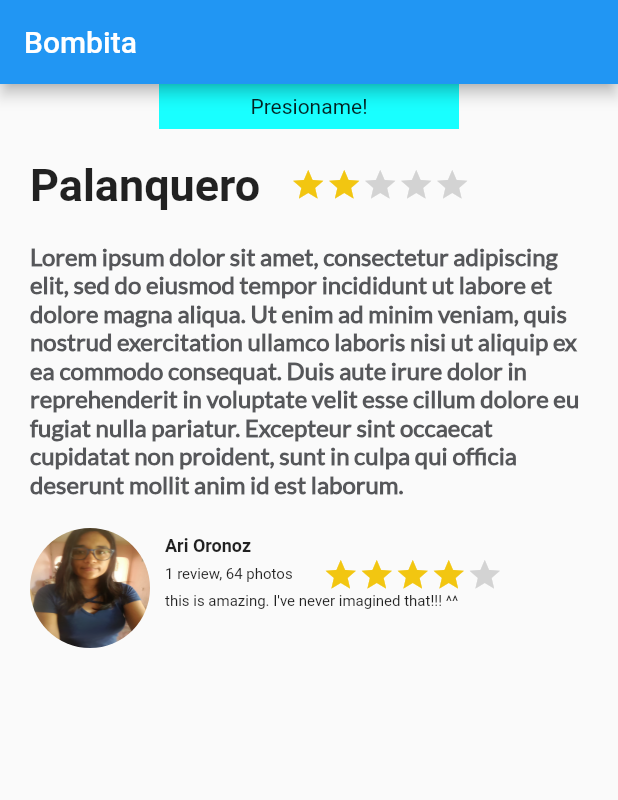
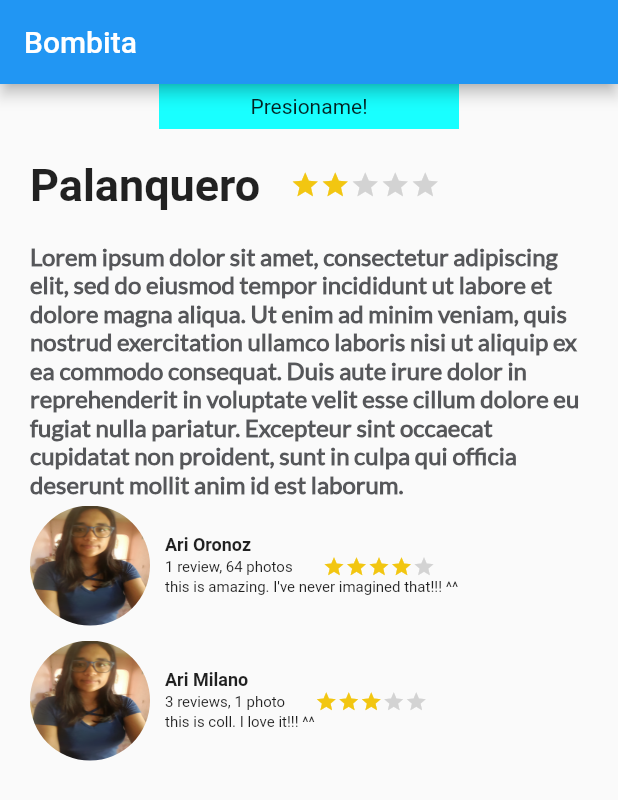
Before and after one commit to makhnnar/flutter_platzi, a Flutter app: the screen it shows after launch, on a phone screen of 412 x 824 dp. Shown: the top 800 px of the screen. Run offline on Flutter 3.47's test engine with Material 2 defaults, Android fonts, the phone set to English and light mode, and no system bars.

Commit message:
created review list item

```diff
--- a/lib/likes/like_star.dart
+++ b/lib/likes/like_star.dart
@@ -4,16 +4,19 @@ class LikeStar extends StatelessWidget {
 
   LikeStar({
     Key key,
-    this.isLike
+    this.isLike,
+    this.size
   }) : super(key: key);
 
   final bool isLike;
+  final double size;
 
   @override
   Widget build(BuildContext context) {
     return Container(
       child: Icon(
         Icons.star,
+        size: size,
         color: Color(isLike?0xFFf2C611:0xFFd3d3d3),
       ),
     );
--- a/lib/likes/stars_counter.dart
+++ b/lib/likes/stars_counter.dart
@@ -7,16 +7,23 @@ class StarsCounter extends StatelessWidget {
   StarsCounter({
     Key key,
     this.starCount,
-    this.maxStars = 5
+    this.maxStars = 5,
+    this.starSize = 20
   }) : super(key: key);
 
   final int starCount;
   final int maxStars;
+  final double starSize;
 
   List<Widget> starList() {
     List<Widget> list = new List();
     for (var i = 1; i <= maxStars; i++) {
-      list.add(LikeStar(isLike: i<=starCount));
+      list.add(
+        LikeStar(
+          isLike: i<=starCount,
+          size: starSize,
+        )
+      );
     }
     return list;
   }
--- a/lib/likes/titled_stars.dart
+++ b/lib/likes/titled_stars.dart
@@ -9,12 +9,14 @@ class TitledStars extends StatelessWidget {
     this.title,
     this.starCount,
     this.fontSize,
-    this.fontWeight
+    this.fontWeight,
+    this.starsSize = 20
   }) : super(key: key);
 
   final String title;
   final int starCount;
   final double fontSize;
+  final double starsSize;
   final FontWeight fontWeight;
 
   @override
@@ -35,6 +37,7 @@ class TitledStars extends StatelessWidget {
           ),
           child: StarsCounter(
             starCount: starCount,
+            starSize: starsSize,
           ),
         )
       ],
--- a/lib/main.dart
+++ b/lib/main.dart
@@ -1,16 +1,41 @@
 import 'package:flutter/material.dart';
+import 'package:flutter_app/reviewItemList/review_item_data.dart';
+import 'package:flutter_app/reviewItemList/review_item_list.dart';
 
 import 'PressedButton.dart';
 
 import 'package:flutter_app/descriptionPlace/description_place.dart';
-
-import 'reviewItem/review.dart';
 
 void main() => runApp(MyApp());
 
 class MyApp extends StatelessWidget {
 
   String dummyText = "Lorem ipsum dolor sit amet, consectetur adipiscing elit, sed do eiusmod tempor incididunt ut labore et dolore magna aliqua. Ut enim ad minim veniam, quis nostrud exercitation ullamco laboris nisi ut aliquip ex ea commodo consequat. Duis aute irure dolor in reprehenderit in voluptate velit esse cillum dolore eu fugiat nulla pariatur. Excepteur sint occaecat cupidatat non proident, sunt in culpa qui officia deserunt mollit anim id est laborum.";
+
+  List<ReviewItemData> getList() {
+    List<ReviewItemData> list = List();
+    list.add(
+        ReviewItemData(
+            imgAvatar: "assets/img/ari.jpg",
+            fullNameAvatar: "Ari Oronoz",
+            cantReview: 1,
+            cantPhotos: 64,
+            likes: 4,
+            comment: "this is amazing. I've never imagined that!!! ^^"
+        )
+    );
+    list.add(
+        ReviewItemData(
+            imgAvatar: "assets/img/ari.jpg",
+            fullNameAvatar: "Ari Milano",
+            cantReview: 3,
+            cantPhotos: 1,
+            likes: 3,
+            comment: "this is coll. I love it!!! ^^"
+        )
+    );
+    return list;
+  }
 
   void _saludar() {
     print("hola");
@@ -39,13 +64,8 @@ class MyApp extends StatelessWidget {
                     stars: 2,
                     description: dummyText,
                   ),
-                    Review(
-                      imgAvatar: "assets/img/ari.jpg",
-                      fullNameAvatar: "Ari Oronoz",
-                      cantReview: 1,
-                      cantPhotos: 64,
-                      likes: 4,
-                      comment: "this is amazing. I've never imagined that!!! ^^",
+                  ReviewItemList(
+                    reviewItemList: getList(),
                   )
                 ]
               )
--- a/lib/reviewItem/CircleImage.dart
+++ b/lib/reviewItemList/reviewItem/CircleImage.dart
@@ -17,7 +17,6 @@ class CircleImage extends StatelessWidget {
   Widget build(BuildContext context) {
     return Container(
       margin: EdgeInsets.only(
-        top: 20.0,
         left: 20.0
       ),
       width: widthImage,
--- a/lib/reviewItem/review.dart
+++ b/lib/reviewItemList/reviewItem/review_item.dart
@@ -4,9 +4,9 @@ import 'CircleImage.dart';
 
 import 'review_text_content.dart';
 
-class Review extends StatelessWidget {
+class ReviewItem extends StatelessWidget {
 
-  Review({
+  ReviewItem({
     Key key,
     this.imgAvatar,
     this.fullNameAvatar,
@@ -26,7 +26,9 @@ class Review extends StatelessWidget {
   @override
   Widget build(BuildContext context) {
     return Container(
+      height: 90,
       child: Row(
+        crossAxisAlignment: CrossAxisAlignment.center,
         children: <Widget>[
           CircleImage(
             uriImage:imgAvatar,
@@ -39,7 +41,7 @@ class Review extends StatelessWidget {
             cantPhotos: cantPhotos,
             likes: likes,
             comment: comment,
-          )
+          ),
         ],
       ),
     );
--- a/lib/reviewItem/review_text_content.dart
+++ b/lib/reviewItemList/reviewItem/review_text_content.dart
@@ -27,6 +27,7 @@ class ReviewTextContent extends StatelessWidget {
       ),
       child: Column(
         crossAxisAlignment: CrossAxisAlignment.start,
+        mainAxisAlignment: MainAxisAlignment.center,
         children: <Widget>[
           Text(
               fullNameAvatar,
@@ -41,6 +42,7 @@ class ReviewTextContent extends StatelessWidget {
             starCount: likes,
             fontSize: 10.0,
             fontWeight: FontWeight.normal,
+            starsSize: 15,
           ),
           Text(
               comment,
--- /dev/null
+++ b/lib/reviewItemList/review_item_data.dart
@@ -0,0 +1,21 @@
+
+class ReviewItemData {
+
+  ReviewItemData({
+    this.imgAvatar,
+    this.fullNameAvatar,
+    this.cantReview,
+    this.cantPhotos,
+    this.likes,
+    this.comment
+  });
+
+  String imgAvatar;
+  String fullNameAvatar;
+  int cantReview;
+  int cantPhotos;
+  int likes;
+  String comment;
+
+
+}
--- /dev/null
+++ b/lib/reviewItemList/review_item_list.dart
@@ -0,0 +1,42 @@
+import 'package:flutter/material.dart';
+
+import 'package:flutter_app/reviewItemList/reviewItem/review_item.dart';
+import 'package:flutter_app/reviewItemList/review_item_data.dart';
+
+class ReviewItemList extends StatelessWidget {
+
+  ReviewItemList({
+    Key key,
+    this.reviewItemList,
+  }) : super(key: key);
+
+  final List<ReviewItemData> reviewItemList;
+
+  List<Widget> renderList() {
+    List<Widget> list = new List();
+    reviewItemList.forEach(
+      (item) =>
+        list.add(
+          ReviewItem(
+            imgAvatar: item.imgAvatar,
+            fullNameAvatar: item.fullNameAvatar,
+            cantReview: item.cantReview,
+            cantPhotos: item.cantPhotos,
+            likes: item.likes,
+            comment: item.comment,
+          )
+        )
+    );
+    return list;
+  }
+
+  @override
+  Widget build(BuildContext context) {
+    return Container(
+      child: Column(
+        children: renderList(),
+      ),
+    );
+  }
+
+}
```
Lines whose indentation alone changed are shown as unchanged.
